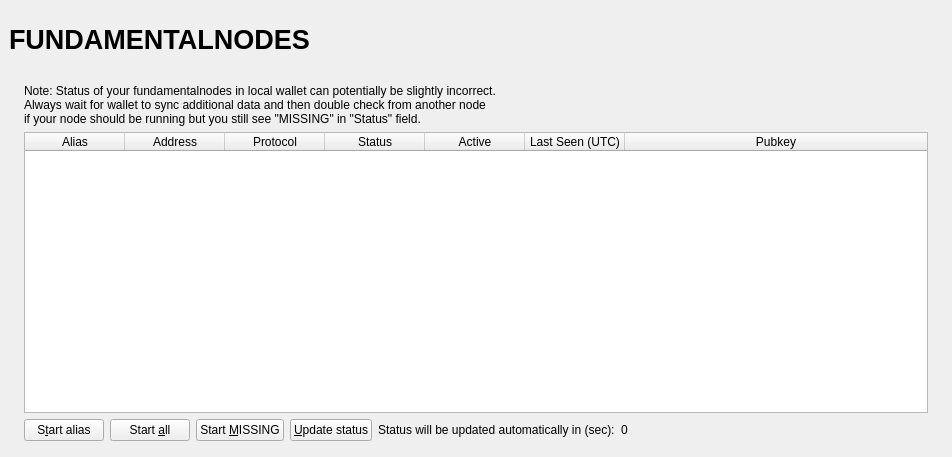
Old version of the form src/qt/forms/fundamentalnodelist.ui in the repository wqking-misc/AureusXIV.
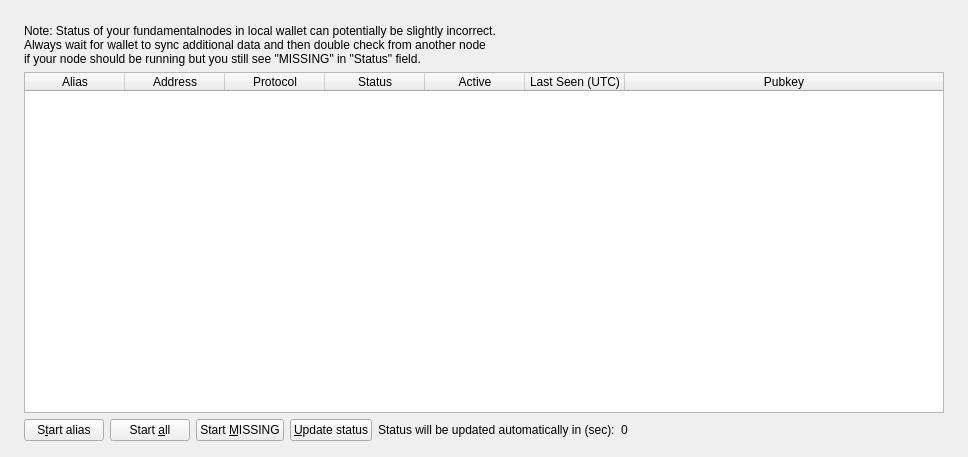
New version of the form.

Commit message:
Merge branch 'phorevendors-ui-110320' into testnet
# Conflicts:
#	src/qt/forms/masternodelist.ui

Diff of the .ui file:
```diff
--- a/src/qt/forms/fundamentalnodelist.ui
+++ b/src/qt/forms/fundamentalnodelist.ui
@@ -6,7 +6,7 @@
    <rect>
     <x>0</x>
     <y>0</y>
-    <width>723</width>
+    <width>968</width>
     <height>457</height>
    </rect>
   </property>
@@ -27,98 +27,10 @@
     <number>9</number>
    </property>
    <item>
-    <layout class="QVBoxLayout" name="verticalLayout_Master" stretch="0,1">
+    <layout class="QVBoxLayout" name="verticalLayout_Master" stretch="1">
      <property name="spacing">
       <number>0</number>
      </property>
-     <item>
-      <widget class="QFrame" name="frame_Header">
-       <layout class="QVBoxLayout" name="verticalLayout_4">
-        <property name="leftMargin">
-         <number>0</number>
-        </property>
-        <property name="topMargin">
-         <number>0</number>
-        </property>
-        <property name="rightMargin">
-         <number>0</number>
-        </property>
-        <property name="bottomMargin">
-         <number>0</number>
-        </property>
-        <item>
-         <layout class="QHBoxLayout" name="horizontalLayout_Header" stretch="1,0,1">
-          <item>
-           <widget class="QLabel" name="labelOverviewHeaderLeft">
-            <property name="minimumSize">
-             <size>
-              <width>464</width>
-              <height>60</height>
-             </size>
-            </property>
-            <property name="maximumSize">
-             <size>
-              <width>16777215</width>
-              <height>60</height>
-             </size>
-            </property>
-            <property name="font">
-             <font>
-              <pointsize>20</pointsize>
-              <weight>75</weight>
-              <bold>true</bold>
-             </font>
-            </property>
-            <property name="text">
-             <string>FUNDAMENTALNODES</string>
-            </property>
-           </widget>
-          </item>
-          <item>
-           <spacer name="horizontalSpacer">
-            <property name="orientation">
-             <enum>Qt::Horizontal</enum>
-            </property>
-            <property name="sizeHint" stdset="0">
-             <size>
-              <width>40</width>
-              <height>20</height>
-             </size>
-            </property>
-           </spacer>
-          </item>
-          <item>
-           <widget class="QLabel" name="labelOverviewHeaderRight">
-            <property name="minimumSize">
-             <size>
-              <width>464</width>
-              <height>60</height>
-             </size>
-            </property>
-            <property name="maximumSize">
-             <size>
-              <width>16777215</width>
-              <height>60</height>
-             </size>
-            </property>
-            <property name="font">
-             <font>
-              <pointsize>14</pointsize>
-             </font>
-            </property>
-            <property name="text">
-             <string/>
-            </property>
-            <property name="alignment">
-             <set>Qt::AlignRight|Qt::AlignTrailing|Qt::AlignVCenter</set>
-            </property>
-           </widget>
-          </item>
-         </layout>
-        </item>
-       </layout>
-      </widget>
-     </item>
      <item>
       <widget class="QFrame" name="frame_BG">
        <layout class="QVBoxLayout" name="verticalLayout_3">
@@ -197,6 +109,15 @@
                        </color>
                       </brush>
                      </colorrole>
+                     <colorrole role="PlaceholderText">
+                      <brush brushstyle="NoBrush">
+                       <color alpha="128">
+                        <red>51</red>
+                        <green>51</green>
+                        <blue>51</blue>
+                       </color>
+                      </brush>
+                     </colorrole>
                     </active>
                     <inactive>
                      <colorrole role="Text">
@@ -208,6 +129,15 @@
                        </color>
                       </brush>
                      </colorrole>
+                     <colorrole role="PlaceholderText">
+                      <brush brushstyle="NoBrush">
+                       <color alpha="128">
+                        <red>51</red>
+                        <green>51</green>
+                        <blue>51</blue>
+                       </color>
+                      </brush>
+                     </colorrole>
                     </inactive>
                     <disabled>
                      <colorrole role="Text">
@@ -219,6 +149,15 @@
                        </color>
                       </brush>
                      </colorrole>
+                     <colorrole role="PlaceholderText">
+                      <brush brushstyle="NoBrush">
+                       <color alpha="128">
+                        <red>51</red>
+                        <green>51</green>
+                        <blue>51</blue>
+                       </color>
+                      </brush>
+                     </colorrole>
                     </disabled>
                    </palette>
                   </property>
@@ -234,6 +173,9 @@
                   <property name="selectionBehavior">
                    <enum>QAbstractItemView::SelectRows</enum>
                   </property>
+                  <property name="showGrid">
+                   <bool>false</bool>
+                  </property>
                   <property name="sortingEnabled">
                    <bool>true</bool>
                   </property>
```
The commit also changes 6 other files.
